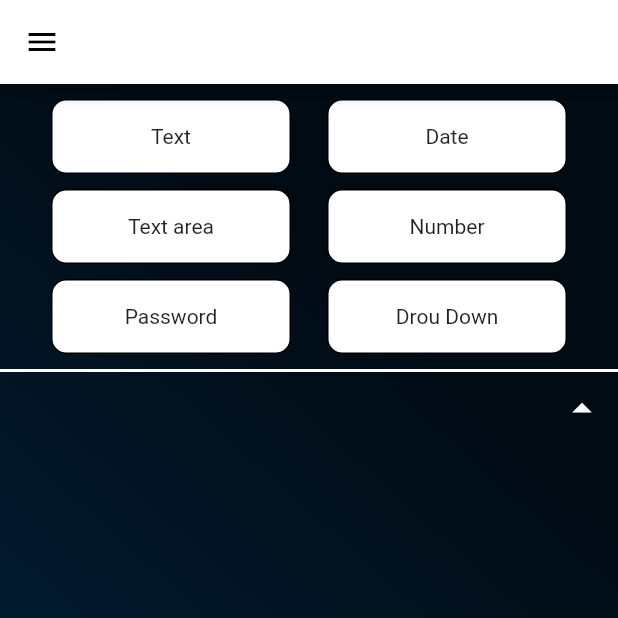
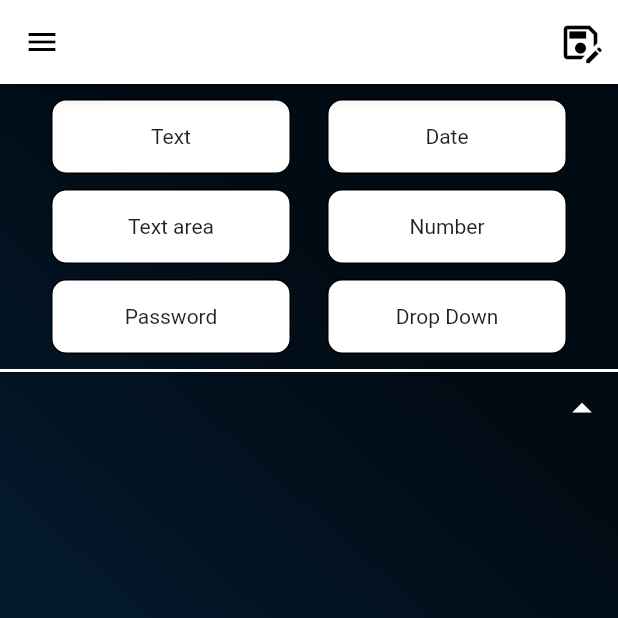
Before and after one commit to HeyKanu/list_nest2, a Flutter app: the New_Form screen opened directly with empty values, after a tap on the "arrow drop down" icon, on a phone screen of 412 x 824 dp, the top half of it. Run offline on Flutter 3.47's test engine with Material 2 defaults, Android fonts, the phone set to English and light mode, and no system bars; our stand-ins replace get.

Commit message:
third commit

```diff
--- a/lib/New_Form.dart
+++ b/lib/New_Form.dart
@@ -29,6 +29,20 @@ class _New_FormState extends State<New_Form> {
           widget.Form_name,
           // style: TextStyle(color: Colors.black),
         ),
+        actions: [
+          Padding(
+            padding: EdgeInsets.only(right: 10),
+            child: GestureDetector(
+              onTap: () {
+                print("object");
+              },
+              child: Icon(
+                Icons.save_as_outlined,
+                size: 30,
+              ),
+            ),
+          ),
+        ],
       ),
       body: Container(
         decoration: BoxDecoration(
@@ -63,7 +77,9 @@ class _New_FormState extends State<New_Form> {
                               mainAxisAlignment: MainAxisAlignment.spaceEvenly,
                               children: [
                                 //_______________________________________________________________________________  (add text)  ________________________________________
-                                Container(
+                                GestureDetector(
+                                  onTap: () {},
+                                  child: Container(
                                     height: 50,
                                     width: 160,
                                     decoration: BoxDecoration(
@@ -75,8 +91,11 @@ class _New_FormState extends State<New_Form> {
                                       child: Text("Text"),
                                     ),
                                   ),
+                                ),
                                 //_______________________________________________________________________________  (add Date)  ________________________________________
-                                Container(
+                                GestureDetector(
+                                  onTap: () {},
+                                  child: Container(
                                     height: 50,
                                     width: 160,
                                     decoration: BoxDecoration(
@@ -86,6 +105,7 @@ class _New_FormState extends State<New_Form> {
                                     ),
                                     child: Center(
                                       child: Text("Date"),
+                                    ),
                                   ),
                                 ),
                               ],
@@ -98,11 +118,14 @@ class _New_FormState extends State<New_Form> {
                             height: 50,
                             width: double.infinity,
                             // color: Colors.amber,
-                            //_______________________________________________________________________________  (add text Area)  ________________________________________
+
                             child: Row(
                               mainAxisAlignment: MainAxisAlignment.spaceEvenly,
                               children: [
-                                Container(
+                                //_______________________________________________________________________________  (add text Area)  ________________________________________
+                                GestureDetector(
+                                  onTap: () {},
+                                  child: Container(
                                     height: 50,
                                     width: 160,
                                     decoration: BoxDecoration(
@@ -114,8 +137,11 @@ class _New_FormState extends State<New_Form> {
                                       child: Text("Text area"),
                                     ),
                                   ),
-                                Container(
+                                ),
                                 //_______________________________________________________________________________  (add Number)  ________________________________________
+                                GestureDetector(
+                                  onTap: () {},
+                                  child: Container(
                                     height: 50,
                                     width: 160,
                                     decoration: BoxDecoration(
@@ -125,6 +151,7 @@ class _New_FormState extends State<New_Form> {
                                     ),
                                     child: Center(
                                       child: Text("Number"),
+                                    ),
                                   ),
                                 ),
                               ],
@@ -140,8 +167,10 @@ class _New_FormState extends State<New_Form> {
                             child: Row(
                               mainAxisAlignment: MainAxisAlignment.spaceEvenly,
                               children: [
-                                Container(
                                 //_______________________________________________________________________________  (add Password)  ________________________________________
+                                GestureDetector(
+                                  onTap: () {},
+                                  child: Container(
                                     height: 50,
                                     width: 160,
                                     decoration: BoxDecoration(
@@ -153,8 +182,11 @@ class _New_FormState extends State<New_Form> {
                                       child: Text("Password"),
                                     ),
                                   ),
-                                Container(
+                                ),
                                 //_______________________________________________________________________________  (add Drop Down)  ________________________________________
+                                GestureDetector(
+                                  onTap: () {},
+                                  child: Container(
                                     height: 50,
                                     width: 160,
                                     decoration: BoxDecoration(
@@ -163,7 +195,8 @@ class _New_FormState extends State<New_Form> {
                                       border: Border.all(),
                                     ),
                                     child: Center(
-                                    child: Text("Drou Down"),
+                                      child: Text("Drop Down"),
+                                    ),
                                   ),
                                 ),
                               ],
@@ -208,10 +241,6 @@ class _New_FormState extends State<New_Form> {
                 ],
               ),
             ),
-            // Container(
-            //   height: 500,
-            //   color: Colors.amber,
-            // )
           ],
         ),
       ),
```
Also changed, not shown: lib/Templets.dart (+15 -5 lines). Lines whose indentation alone changed are shown as unchanged.
